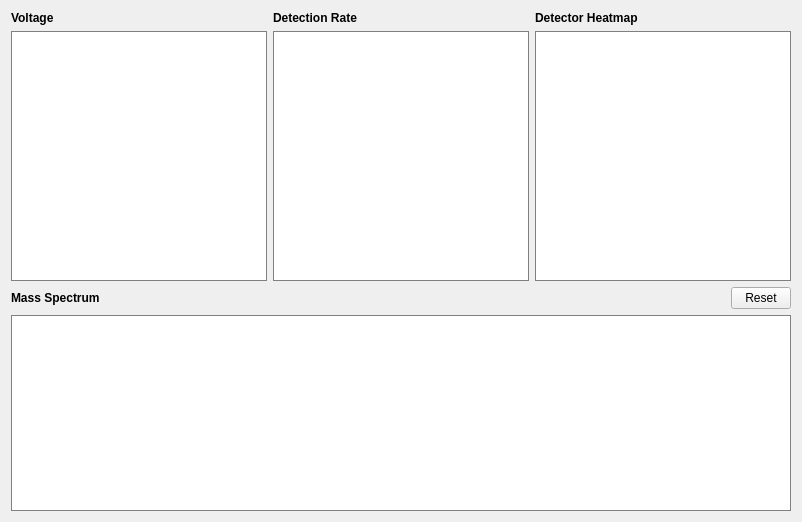
Before: the Qt Designer form pyccapt/files/PyQt6_UI/gui_visualization.ui in mmonajem/pyoxcart, drawn with Qt 5.
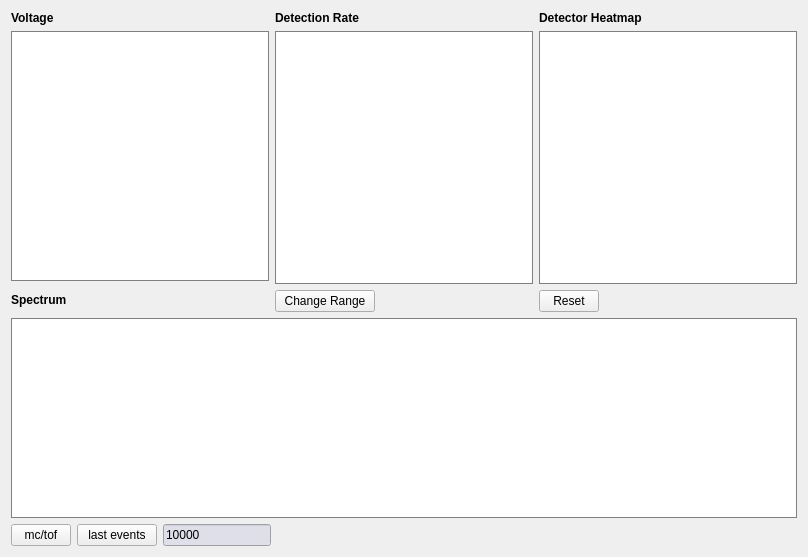
After: the same form once the commit is applied.

What changed in the file:
```diff
--- a/pyccapt/files/PyQt6_UI/gui_visualization.ui
+++ b/pyccapt/files/PyQt6_UI/gui_visualization.ui
@@ -6,8 +6,8 @@
             <rect>
                 <x>0</x>
                 <y>0</y>
-                <width>802</width>
-                <height>522</height>
+                <width>808</width>
+                <height>557</height>
             </rect>
         </property>
         <property name="windowTitle">
@@ -16,9 +16,11 @@
         <layout class="QGridLayout" name="gridLayout_3">
             <item row="0" column="0">
                 <layout class="QGridLayout" name="gridLayout_2">
-                    <item row="0" column="0" colspan="2">
+                    <item row="0" column="0">
                         <layout class="QGridLayout" name="gridLayout">
                             <item row="0" column="0">
+                                <layout class="QVBoxLayout" name="verticalLayout_3">
+                                    <item>
                                 <widget class="QLabel" name="label_200">
                                     <property name="font">
                                         <font>
@@ -30,7 +32,51 @@
                                     </property>
                                 </widget>
                             </item>
+                                    <item>
+                                        <widget class="QGraphicsView" name="vdc_time">
+                                            <property name="sizePolicy">
+                                                <sizepolicy hsizetype="Expanding" vsizetype="Expanding">
+                                                    <horstretch>1</horstretch>
+                                                    <verstretch>1</verstretch>
+                                                </sizepolicy>
+                                            </property>
+                                            <property name="minimumSize">
+                                                <size>
+                                                    <width>250</width>
+                                                    <height>250</height>
+                                                </size>
+                                            </property>
+                                            <property name="styleSheet">
+                                                <string notr="true">QWidget{
+                                                    border: 0.5px solid gray;
+                                                    }
+                                                </string>
+                                            </property>
+                                        </widget>
+                                    </item>
+                                    <item>
+                                        <widget class="QLabel" name="label_207">
+                                            <property name="minimumSize">
+                                                <size>
+                                                    <width>0</width>
+                                                    <height>25</height>
+                                                </size>
+                                            </property>
+                                            <property name="font">
+                                                <font>
+                                                    <bold>true</bold>
+                                                </font>
+                                            </property>
+                                            <property name="text">
+                                                <string>Spectrum</string>
+                                            </property>
+                                        </widget>
+                                    </item>
+                                </layout>
+                            </item>
                             <item row="0" column="1">
+                                <layout class="QVBoxLayout" name="verticalLayout_2">
+                                    <item>
                                 <widget class="QLabel" name="label_201">
                                     <property name="font">
                                         <font>
@@ -42,7 +88,52 @@
                                     </property>
                                 </widget>
                             </item>
+                                    <item>
+                                        <widget class="QGraphicsView" name="detection_rate_viz">
+                                            <property name="sizePolicy">
+                                                <sizepolicy hsizetype="Expanding" vsizetype="Expanding">
+                                                    <horstretch>1</horstretch>
+                                                    <verstretch>1</verstretch>
+                                                </sizepolicy>
+                                            </property>
+                                            <property name="minimumSize">
+                                                <size>
+                                                    <width>250</width>
+                                                    <height>250</height>
+                                                </size>
+                                            </property>
+                                            <property name="styleSheet">
+                                                <string notr="true">QWidget{
+                                            border: 0.5px solid gray;
+                                            }
+                                        </string>
+                                            </property>
+                                        </widget>
+                                    </item>
+                                    <item>
+                                        <widget class="QPushButton" name="detection_rate_range_switch">
+                                            <property name="minimumSize">
+                                                <size>
+                                                    <width>0</width>
+                                                    <height>20</height>
+                                                </size>
+                                            </property>
+                                            <property name="maximumSize">
+                                                <size>
+                                                    <width>100</width>
+                                                    <height>16777215</height>
+                                                </size>
+                                            </property>
+                                            <property name="text">
+                                                <string>Change Range</string>
+                                            </property>
+                                        </widget>
+                                    </item>
+                                </layout>
+                            </item>
                             <item row="0" column="2">
+                                <layout class="QVBoxLayout" name="verticalLayout">
+                                    <item>
                                 <widget class="QLabel" name="label_206">
                                     <property name="font">
                                         <font>
@@ -54,51 +145,7 @@
                                     </property>
                                 </widget>
                             </item>
-                            <item row="1" column="0">
-                                <widget class="QGraphicsView" name="vdc_time">
-                                    <property name="sizePolicy">
-                                        <sizepolicy hsizetype="Expanding" vsizetype="Expanding">
-                                            <horstretch>1</horstretch>
-                                            <verstretch>1</verstretch>
-                                        </sizepolicy>
-                                    </property>
-                                    <property name="minimumSize">
-                                        <size>
-                                            <width>250</width>
-                                            <height>250</height>
-                                        </size>
-                                    </property>
-                                    <property name="styleSheet">
-                                        <string notr="true">QWidget{
-                                            border: 0.5px solid gray;
-                                            }
-                                        </string>
-                                    </property>
-                                </widget>
-                            </item>
-                            <item row="1" column="1">
-                                <widget class="QGraphicsView" name="detection_rate_viz">
-                                    <property name="sizePolicy">
-                                        <sizepolicy hsizetype="Expanding" vsizetype="Expanding">
-                                            <horstretch>1</horstretch>
-                                            <verstretch>1</verstretch>
-                                        </sizepolicy>
-                                    </property>
-                                    <property name="minimumSize">
-                                        <size>
-                                            <width>250</width>
-                                            <height>250</height>
-                                        </size>
-                                    </property>
-                                    <property name="styleSheet">
-                                        <string notr="true">QWidget{
-                                            border: 0.5px solid gray;
-                                            }
-                                        </string>
-                                    </property>
-                                </widget>
-                            </item>
-                            <item row="1" column="2">
+                                    <item>
                                 <widget class="QGraphicsView" name="detector_heatmap">
                                     <property name="sizePolicy">
                                         <sizepolicy hsizetype="Expanding" vsizetype="Expanding">
@@ -120,21 +167,7 @@
                                     </property>
                                 </widget>
                             </item>
-                        </layout>
-                    </item>
-                    <item row="1" column="0">
-                        <widget class="QLabel" name="label_207">
-                            <property name="font">
-                                <font>
-                                    <bold>true</bold>
-                                </font>
-                            </property>
-                            <property name="text">
-                                <string>Mass Spectrum</string>
-                            </property>
-                        </widget>
-                    </item>
-                    <item row="1" column="1">
+                                    <item>
                         <widget class="QPushButton" name="reset_heatmap_v">
                             <property name="minimumSize">
                                 <size>
@@ -153,7 +186,9 @@
                             </property>
                         </widget>
                     </item>
-                    <item row="2" column="0" colspan="2">
+                                </layout>
+                            </item>
+                            <item row="1" column="0" colspan="3">
                         <widget class="QGraphicsView" name="histogram">
                             <property name="sizePolicy">
                                 <sizepolicy hsizetype="Expanding" vsizetype="Expanding">
@@ -177,6 +212,88 @@
                                 <enum>QFrame::NoFrame</enum>
                             </property>
                         </widget>
+                            </item>
+                        </layout>
+                    </item>
+                    <item row="1" column="0">
+                        <layout class="QHBoxLayout" name="horizontalLayout">
+                            <item>
+                                <widget class="QPushButton" name="spectrum_switch">
+                                    <property name="minimumSize">
+                                        <size>
+                                            <width>0</width>
+                                            <height>20</height>
+                                        </size>
+                                    </property>
+                                    <property name="maximumSize">
+                                        <size>
+                                            <width>60</width>
+                                            <height>16777215</height>
+                                        </size>
+                                    </property>
+                                    <property name="text">
+                                        <string>mc/tof</string>
+                                    </property>
+                                </widget>
+                            </item>
+                            <item>
+                                <widget class="QPushButton" name="spectrum_last_events_switch_2">
+                                    <property name="minimumSize">
+                                        <size>
+                                            <width>0</width>
+                                            <height>20</height>
+                                        </size>
+                                    </property>
+                                    <property name="maximumSize">
+                                        <size>
+                                            <width>100</width>
+                                            <height>16777215</height>
+                                        </size>
+                                    </property>
+                                    <property name="text">
+                                        <string>last events</string>
+                                    </property>
+                                </widget>
+                            </item>
+                            <item>
+                                <widget class="QLineEdit" name="num_last_events">
+                                    <property name="sizePolicy">
+                                        <sizepolicy hsizetype="Minimum" vsizetype="Minimum">
+                                            <horstretch>0</horstretch>
+                                            <verstretch>0</verstretch>
+                                        </sizepolicy>
+                                    </property>
+                                    <property name="minimumSize">
+                                        <size>
+                                            <width>100</width>
+                                            <height>20</height>
+                                        </size>
+                                    </property>
+                                    <property name="styleSheet">
+                                        <string notr="true">QLineEdit{
+                                            background: rgb(223,223,233)
+                                            }
+                                        </string>
+                                    </property>
+                                    <property name="text">
+                                        <string>10000</string>
+                                    </property>
+                                </widget>
+                            </item>
+                            <item>
+                                <spacer name="horizontalSpacer">
+                                    <property name="orientation">
+                                        <enum>Qt::Horizontal</enum>
+                                    </property>
+                                    <property name="sizeHint" stdset="0">
+                                        <size>
+                                            <width>40</width>
+                                            <height>20</height>
+                                        </size>
+                                    </property>
+                                </spacer>
+                            </item>
+                        </layout>
                     </item>
                 </layout>
             </item>
```
Left out of the diff: 4 changed lines with no effect on the pictures. Lines whose indentation alone changed are shown as unchanged.
